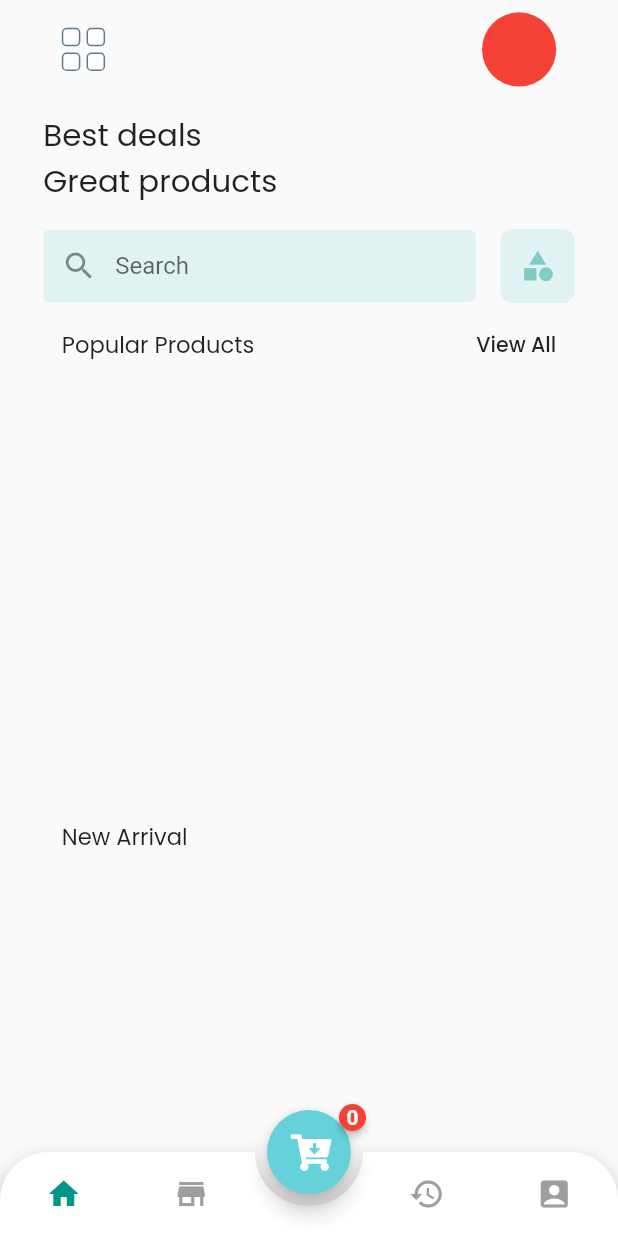
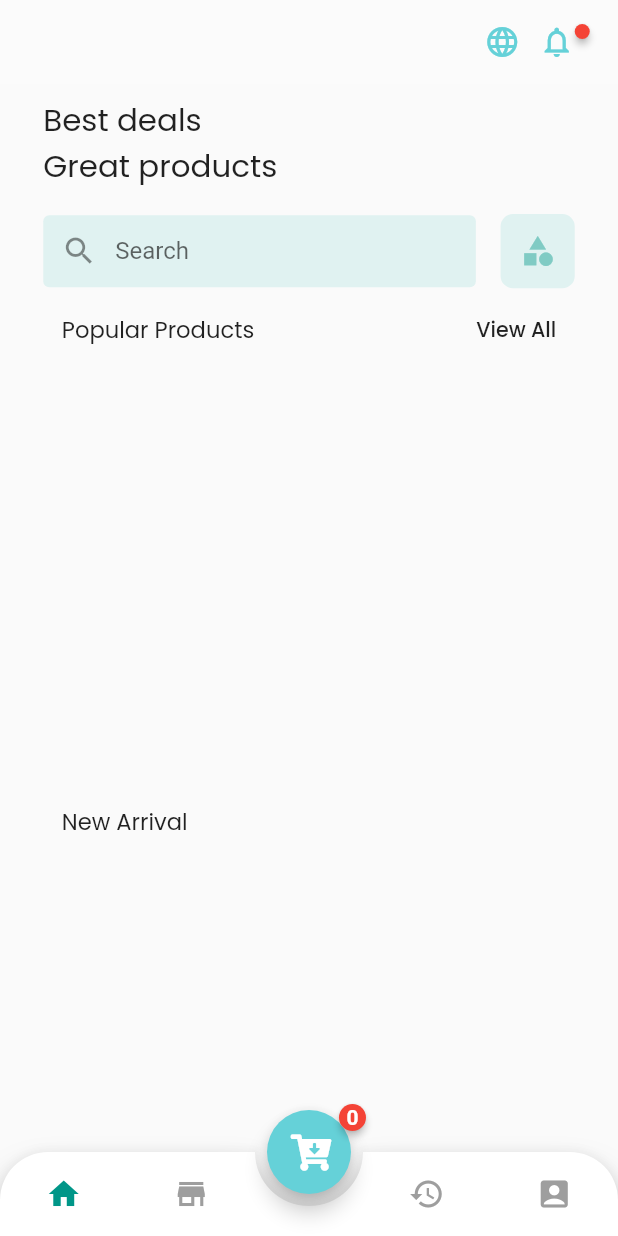
Before and after one commit to hope-miky/Flutter-Ecom, a Flutter app: the screen it shows after launch, on a phone screen of 412 x 824 dp. Run offline on Flutter 3.47's test engine with Material 2 defaults, Android fonts, the phone set to English and light mode, and no system bars; drawn by our look-alikes of animated_bottom_navigation_bar, badges; our stand-ins replace cached_network_image, dio, flutter_rating_bar, flutter_signin_button, font_awesome_flutter, get and 3 more; network calls fail.

Commit message:
added appbar

```diff
--- a/lib/screens/home.dart
+++ b/lib/screens/home.dart
@@ -36,18 +36,51 @@ class _HomePageState extends State<HomePage> {
   @override
   Widget build(BuildContext context) {
     return Scaffold(
+      appBar: AppBar(
+        backgroundColor: Colors.white12,
+        elevation: 0,
+        actions: [
+          Icon(
+            Icons.language,
+            color: maincolor,
+          ),
+          SizedBox(
+            width: 3.w,
+          ),
+          Center(
+            child: Badge(
+              badgeContent: Text(
+                '',
+                style: TextStyle(
+                  color: Colors.white,
+                  fontWeight: FontWeight.bold,
+                ),
+              ),
+              child: Icon(
+                Icons.notifications_none_outlined,
+                color: maincolor,
+              ),
+            ),
+          ),
+          SizedBox(
+            width: 7.w,
+          )
+        ],
+      ),
       body: SafeArea(
         child: _pages[_bottomNavIndex],
       ),
       floatingActionButtonLocation: FloatingActionButtonLocation.centerDocked,
       floatingActionButton: Badge(
-        badgeContent: Obx(() => Text(
-              cac.cart_elements.toString(),
-              style: TextStyle(
-                color: Colors.white,
-                fontWeight: FontWeight.bold,
-              ),
-            )),
+        badgeContent: Obx(
+          () => Text(
+            cac.cart_elements.toString(),
+            style: TextStyle(
+              color: Colors.white,
+              fontWeight: FontWeight.bold,
+            ),
+          ),
+        ),
         child: FloatingActionButton(
           backgroundColor: maincolor,
           onPressed: () {
--- a/lib/screens/landdingpage.dart
+++ b/lib/screens/landdingpage.dart
@@ -34,19 +34,23 @@ class _LanddingPageState extends State<LanddingPage> {
     return SingleChildScrollView(
       child: Column(
         children: [
-          Container(
-            margin: EdgeInsets.symmetric(horizontal: 10.w, vertical: 1.h),
-            child: Row(
-              mainAxisAlignment: MainAxisAlignment.spaceBetween,
-              children: [
-                MenuButton(),
-                CircleAvatar(
-                  backgroundColor: Colors.red,
-                  radius: 6.w,
-                )
-              ],
-            ),
-          ),
+          // Container(
+          //   margin: EdgeInsets.symmetric(horizontal: 10.w, vertical: 1.h),
+          //   child: Row(
+          //     mainAxisAlignment: MainAxisAlignment.spaceBetween,
+          //     children: [
+          //       MenuButton(),
+          //       CircleAvatar(
+          //         backgroundColor: Colors.red,
+          //         radius: 6.w,
+          //       )
+          //     ],
+          //   ),
+          // ),
+
+          // SizedBox(
+          //   height: 7.h,
+          // ),
           HomePageTitle(),
           HomeSearchBar(),
           ViewAllText(),
```
Also changed, not shown: lib/screens/products/all_products_page.dart (+7 -7 lines), lib/screens/products/product_details.dart (+85 -76 lines).
